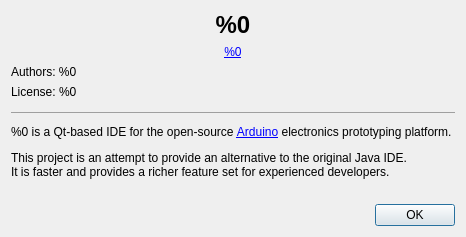
mupuf/arduide, file gui/AboutDialog.ui: the form before one commit.
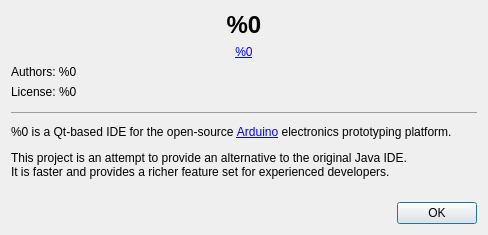
The form after the commit.

Commit message: Change the about window title

The edit to the form file:
```diff
--- a/gui/AboutDialog.ui
+++ b/gui/AboutDialog.ui
@@ -6,8 +6,8 @@
    <rect>
     <x>0</x>
     <y>0</y>
-    <width>415</width>
-    <height>237</height>
+    <width>488</width>
+    <height>235</height>
    </rect>
   </property>
   <property name="windowTitle">
```
Left out of the diff: 2 changed lines with no effect on the pictures. The commit also changes 1 other file.
